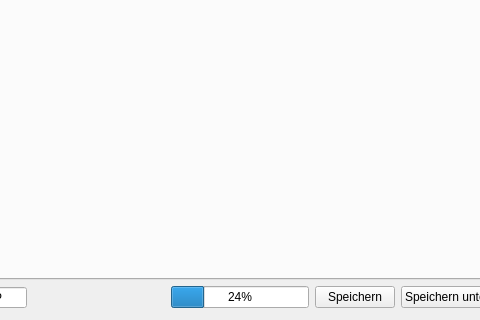
Qt form designer/CharakterMain.ui (Aeolitus/Sephrasto) before a commit; both pictures show x 509 to 989 and y 583 to 903 of the 1129 by 903 pixel window.
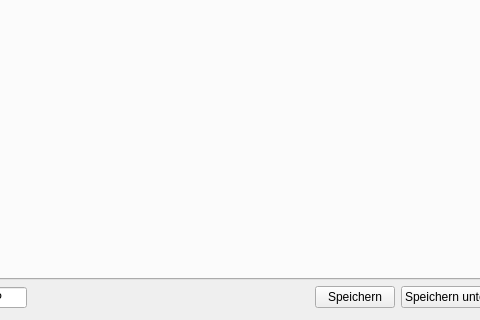
The same form after that commit.

The edit to the form file:
```diff
--- a/designer/CharakterMain.ui
+++ b/designer/CharakterMain.ui
@@ -220,22 +220,6 @@
        </property>
       </spacer>
      </item>
-     <item>
-      <widget class="QProgressBar" name="progressBar">
-       <property name="enabled">
-        <bool>true</bool>
-       </property>
-       <property name="maximumSize">
-        <size>
-         <width>305</width>
-         <height>16777215</height>
-        </size>
-       </property>
-       <property name="value">
-        <number>24</number>
-       </property>
-      </widget>
-     </item>
      <item>
       <widget class="QPushButton" name="buttonQuicksave">
        <property name="minimumSize">
```
